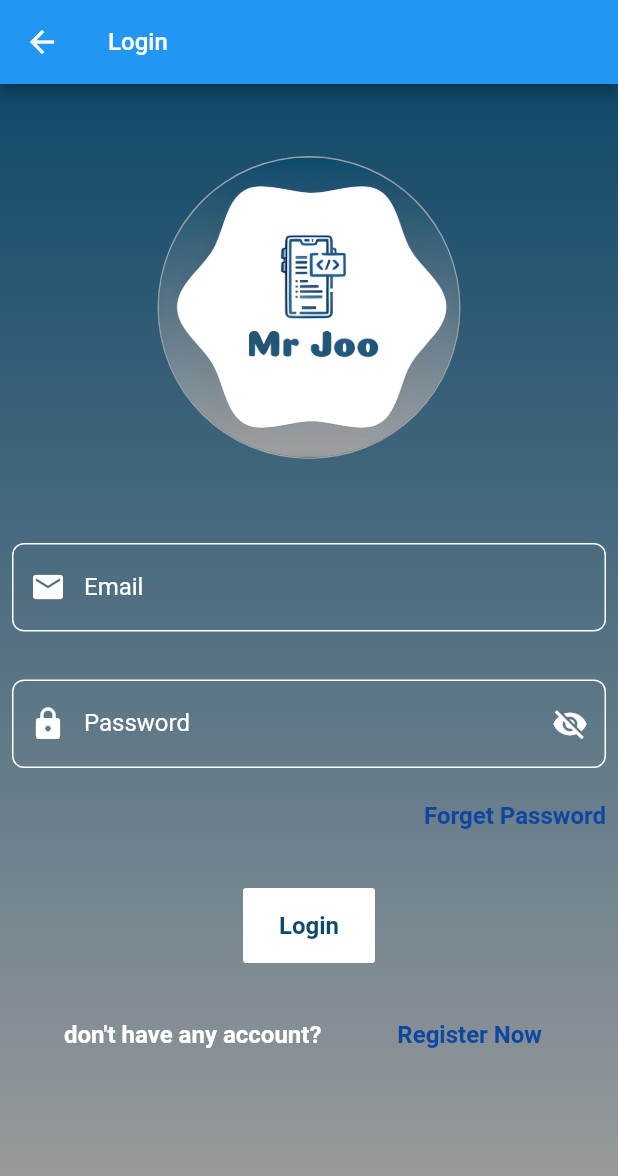
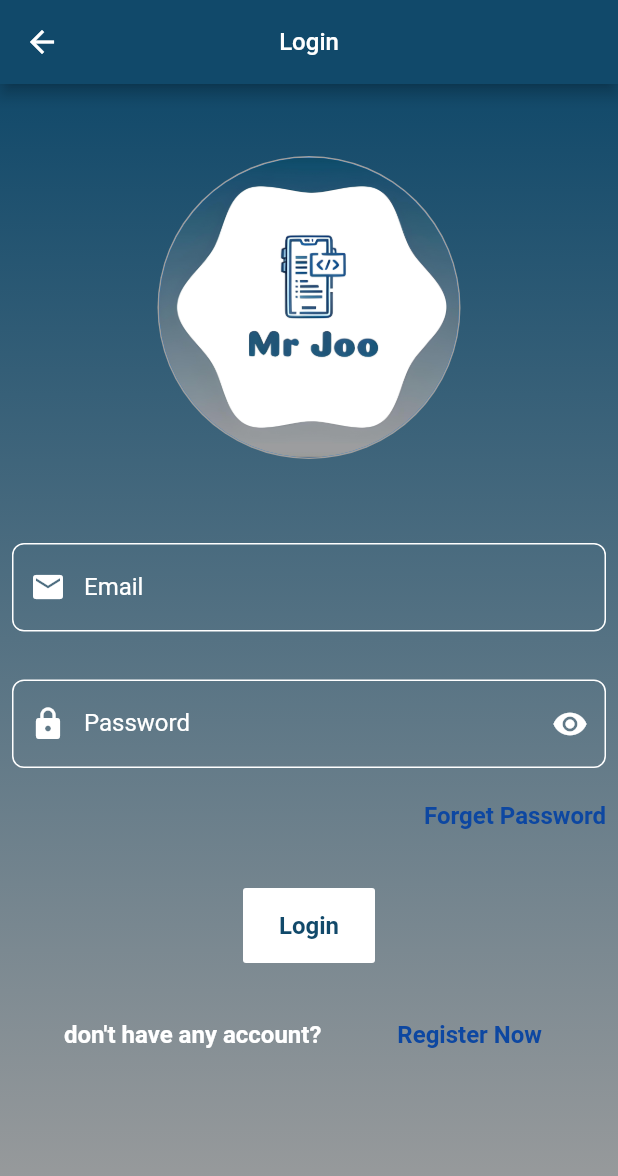
Before and after one commit to YousefMohamed6/I-Teacher, a Flutter app: the LoginView screen opened by its route, on a phone screen of 412 x 824 dp. Shown: the top 1176 px of the screen. Run offline on Flutter 3.47's test engine with Material 2 defaults, Android fonts, the light colour scheme and no system bars; our stand-ins replace cloud_firestore, firebase_auth, firebase_core, flutter_bloc, fluttertoast, google_sign_in and 1 more; accounts and stored records are empty.

Commit message:
finsh login view logic

```diff
--- a/lib/features/home/presentation/views/home_view.dart
+++ b/lib/features/home/presentation/views/home_view.dart
@@ -39,7 +39,7 @@ class HomeView extends StatelessWidget {
             ),
           ),
         ],
-        backgroundColor: kPrimryColor,
+        backgroundColor: kAppBarColor,
       ),
       body: BlocConsumer<HomeViewCubit, HomeViewState>(
         listener: (context, state) {
--- a/lib/features/login/data/login-cubit/login_cubit.dart
+++ b/lib/features/login/data/login-cubit/login_cubit.dart
@@ -3,14 +3,13 @@ import 'package:flutter/material.dart';
 import 'package:mrjoo/features/login/data/login-cubit/login_state.dart';
 import 'package:flutter_bloc/flutter_bloc.dart';
 
-class LoginCubit extends Cubit<LoginPageState> {
-  LoginCubit() : super(HidenPassword());
+class LoginViewCubit extends Cubit<LoginViewState> {
+  LoginViewCubit() : super(HidenPassword());
   var email = TextEditingController();
   var password = TextEditingController();
   var emailkey = GlobalKey<FormState>();
   var passwordKey = GlobalKey<FormState>();
   bool obscuretext = true;
-
 
   void changeObscureText() {
     obscuretext = !obscuretext;
@@ -30,7 +29,7 @@ class LoginCubit extends Cubit<LoginPageState> {
     }
   }
 
-  Future<void> restPassword() async {
+  Future<void> sendRestPasswordLink() async {
     emit(LoginLoading());
     try {
       await FirebaseAuth.instance.sendPasswordResetEmail(
--- a/lib/features/login/data/login-cubit/login_state.dart
+++ b/lib/features/login/data/login-cubit/login_state.dart
@@ -1,17 +1,18 @@
-abstract class LoginPageState {}
+abstract class LoginViewState {}
 
-class ShowPassword extends LoginPageState {}
+class ShowPassword extends LoginViewState {}
 
-class HidenPassword extends LoginPageState {}
+class HidenPassword extends LoginViewState {}
 
-class LoginLoading extends LoginPageState {}
+class LoginLoading extends LoginViewState {}
 
-class InitialState extends LoginPageState {}
+class InitialState extends LoginViewState {}
 
-class LoginSuccess extends LoginPageState {}
-class RestSuccess extends LoginPageState {}
+class LoginSuccess extends LoginViewState {}
 
-class LoginFialure extends LoginPageState {
+class RestSuccess extends LoginViewState {}
+
+class LoginFialure extends LoginViewState {
   final String errMessage;
 
   LoginFialure({required this.errMessage});
--- a/lib/features/login/presentation/views/login_view.dart
+++ b/lib/features/login/presentation/views/login_view.dart
@@ -1,4 +1,5 @@
 import 'package:flutter_bloc/flutter_bloc.dart';
+import 'package:mrjoo/core/utils/constants/colors.dart';
 import 'package:mrjoo/features/chat/data/chat_cubit/chat_cubit.dart';
 import 'package:mrjoo/features/login/data/login-cubit/login_cubit.dart';
 import 'package:mrjoo/features/login/data/login-cubit/login_state.dart';
@@ -15,11 +16,15 @@ class LoginView extends StatelessWidget {
   @override
   Widget build(BuildContext context) {
     return BlocProvider(
-      create: (context) => LoginCubit(),
+      create: (context) => LoginViewCubit(),
       child: Scaffold(
-        appBar: AppBar(title: const CustomText(text: 'Login')),
+        appBar: AppBar(
+          centerTitle: true,
+          title: const CustomText(text: 'Login'),
+          backgroundColor: kAppBarColor,
+        ),
         body: Background(
-          child: BlocConsumer<LoginCubit, LoginPageState>(
+          child: BlocConsumer<LoginViewCubit, LoginViewState>(
             listener: (context, state) {
               if (state is LoginLoading) {
               } else if (state is LoginSuccess) {
--- a/lib/features/login/presentation/views/widgets/forget_password.dart
+++ b/lib/features/login/presentation/views/widgets/forget_password.dart
@@ -1,12 +1,11 @@
 import 'package:flutter/material.dart';
+import 'package:flutter_bloc/flutter_bloc.dart';
 import 'package:mrjoo/core/widgets/custom_text_button.dart';
+import 'package:mrjoo/features/login/data/login-cubit/login_cubit.dart';
 
 class ForgetPassword extends StatelessWidget {
-  const ForgetPassword({
-    super.key,
-    required this.onPressed,
-  });
-  final VoidCallback onPressed;
+  const ForgetPassword({super.key});
+
   @override
   Widget build(BuildContext context) {
     return Row(
@@ -15,7 +14,12 @@ class ForgetPassword extends StatelessWidget {
         CustomTextButton(
           text: 'Forget Password',
           fontWeight: FontWeight.bold,
-          onPressed: onPressed,
+          onPressed: () async {
+            var formkey = BlocProvider.of<LoginViewCubit>(context).emailkey;
+            if (formkey.currentState!.validate()) {
+              BlocProvider.of<LoginViewCubit>(context).sendRestPasswordLink();
+            }
+          },
         ),
       ],
     );
--- a/lib/features/login/presentation/views/widgets/login_button.dart
+++ b/lib/features/login/presentation/views/widgets/login_button.dart
@@ -1,16 +1,26 @@
 import 'package:flutter/material.dart';
+import 'package:flutter_bloc/flutter_bloc.dart';
 import 'package:mrjoo/core/utils/constants/colors.dart';
 import 'package:mrjoo/core/widgets/custom_button.dart';
 import 'package:mrjoo/core/widgets/custom_text.dart';
+import 'package:mrjoo/features/login/data/login-cubit/login_cubit.dart';
 
 class LoginButton extends StatelessWidget {
-  const LoginButton({super.key, required this.onPressed});
-  final VoidCallback onPressed;
+  const LoginButton({super.key});
+
   @override
   Widget build(BuildContext context) {
     return CustomButton(
       color: Colors.white,
-      onPressed: onPressed,
+      onPressed: () {
+        var emailKey = BlocProvider.of<LoginViewCubit>(context).emailkey;
+        var passwordKey = BlocProvider.of<LoginViewCubit>(context).passwordKey;
+        if (emailKey.currentState!.validate()) {
+          if (passwordKey.currentState!.validate()) {
+            BlocProvider.of<LoginViewCubit>(context).loginUser();
+          }
+        }
+      },
       child: const CustomText(
         text: 'Login',
         color: kPrimryColor,
--- a/lib/features/login/presentation/views/widgets/login_view_body.dart
+++ b/lib/features/login/presentation/views/widgets/login_view_body.dart
@@ -1,6 +1,9 @@
 import 'package:flutter/material.dart';
+import 'package:flutter_bloc/flutter_bloc.dart';
 import 'package:mrjoo/core/utils/constants/images.dart';
 import 'package:mrjoo/core/widgets/avatar.dart';
+import 'package:mrjoo/features/login/data/login-cubit/login_cubit.dart';
+import 'package:mrjoo/features/login/data/login-cubit/login_state.dart';
 import 'package:mrjoo/features/login/presentation/views/widgets/email_text_feild.dart';
 import 'package:mrjoo/features/login/presentation/views/widgets/forget_password.dart';
 import 'package:mrjoo/features/login/presentation/views/widgets/login_button.dart';
@@ -12,33 +15,29 @@ class LoginViewBody extends StatelessWidget {
 
   @override
   Widget build(BuildContext context) {
-    return Column(
+    return BlocBuilder<LoginViewCubit, LoginViewState>(
+      builder: (context, state) => ListView(
         children: [
           const SizedBox(height: 48),
           const Avatar(image: kAvaterLogo),
           const SizedBox(height: 48),
           EmailTextFaild(
-          formkey: GlobalKey<FormState>(),
-          controller: TextEditingController(),
+            controller: BlocProvider.of<LoginViewCubit>(context).email,
+            formkey: BlocProvider.of<LoginViewCubit>(context).emailkey,
           ),
           const SizedBox(height: 16),
           PasswordTextFeild(
-          controller: TextEditingController(),
-          obscureText: false,
-          formKey: GlobalKey<FormState>(),
-          onSuffixIconPressed: () {},
+            controller: BlocProvider.of<LoginViewCubit>(context).password,
+            formKey: BlocProvider.of<LoginViewCubit>(context).passwordKey,
           ),
-        ForgetPassword(
-          onPressed: () {},
-        ),
+          const ForgetPassword(),
           const SizedBox(height: 24),
-        LoginButton(
-          onPressed: () {},
-        ),
+          const LoginButton(),
           const SizedBox(height: 24),
           const RegisterNow(),
           const SizedBox(height: 16),
         ],
+      ),
     );
   }
 }
--- a/lib/features/login/presentation/views/widgets/password_text_feild.dart
+++ b/lib/features/login/presentation/views/widgets/password_text_feild.dart
@@ -1,17 +1,18 @@
 import 'package:flutter/material.dart';
+import 'package:flutter_bloc/flutter_bloc.dart';
 import 'package:mrjoo/core/widgets/custom_form_field.dart';
+import 'package:mrjoo/features/login/data/login-cubit/login_cubit.dart';
 
 class PasswordTextFeild extends StatelessWidget {
   const PasswordTextFeild({
     super.key,
     required this.controller,
-    required this.obscureText,
-    required this.onSuffixIconPressed,
+
+
     required this.formKey,
   });
   final TextEditingController controller;
-  final bool obscureText;
-  final VoidCallback onSuffixIconPressed;
+
   final GlobalKey<FormState> formKey;
   @override
   Widget build(BuildContext context) {
@@ -22,13 +23,15 @@ class PasswordTextFeild extends StatelessWidget {
         hintText: "Enter your Password",
         textInputType: TextInputType.visiblePassword,
         suffixIcon: IconButton(
-          onPressed: onSuffixIconPressed,
-          icon: obscureText
+          onPressed: () {
+              BlocProvider.of<LoginViewCubit>(context).changeObscureText();
+            },
+          icon: BlocProvider.of<LoginViewCubit>(context).obscuretext
               ? const Icon(Icons.visibility)
               : const Icon(Icons.visibility_off),
         ),
         prefixIcon: const Icon(Icons.lock),
-        obscureText: obscureText,
+        obscureText: BlocProvider.of<LoginViewCubit>(context).obscuretext,
         controller: controller,
       ),
     );
```
Lines whose indentation alone changed are shown as unchanged.
